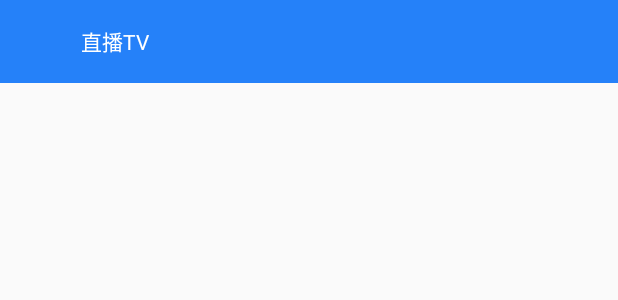
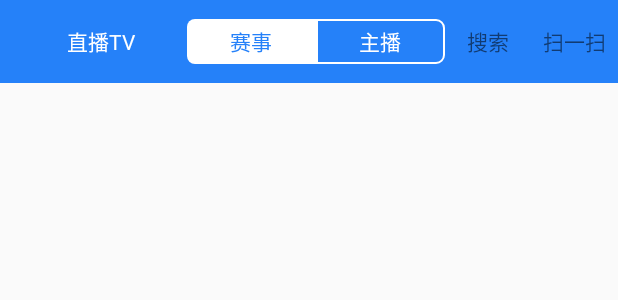
Before and after one commit to Lunck/ZhiBoTV, an Android app: the layout saishi_layout.xml on its own in the app's theme, with its tools: preview values and no code run, on a phone screen of 412 x 824 dp. Shown: the top 300 px of the screen. Run offline under Robolectric (Android 15) with nearby library versions, the phone set to English and light mode, and no system bars.

Commit message:
ludi  saishi

```diff
--- a/app/build.gradle
+++ b/app/build.gradle
@@ -27,6 +27,6 @@ dependencies {
     compile 'com.google.code.gson:gson:2.8.0'
     compile 'com.squareup.picasso:picasso:2.5.2'
     compile 'jp.wasabeef:picasso-transformations:2.1.0'
-    compile 'com.android.support:design:24.1.1'
+    compile 'com.android.support:design:23.4.0'
     compile project(':pullToRefresh')
 }
--- a/app/src/main/AndroidManifest.xml
+++ b/app/src/main/AndroidManifest.xml
@@ -4,6 +4,7 @@
     <uses-permission android:name="android.permission.INTERNET"/>
     <uses-permission android:name="android.permission.WRITE_EXTERNAL_STORAGE"/>
     <application
+        android:name=".MyApp"
         android:allowBackup="true"
         android:icon="@mipmap/ic_launcher"
         android:label="@string/app_name"
--- a/app/src/main/res/layout/saishi_layout.xml
+++ b/app/src/main/res/layout/saishi_layout.xml
@@ -5,23 +5,69 @@
     <LinearLayout
         android:layout_width="match_parent"
         android:layout_height="55dp"
-        android:orientation="horizontal"
-        android:background="#2581f9">
+        android:background="#2581f9"
+        android:orientation="horizontal">
+
         <TextView
             android:layout_width="0dp"
+            android:layout_height="match_parent"
+            android:layout_marginLeft="10dp"
+            android:layout_weight="2"
+            android:gravity="center"
+            android:text="直播TV"
+            android:textColor="#fff" />
+
+        <RadioGroup
+            android:id="@+id/saishi_radiogroup"
+            android:layout_width="0dp"
+            android:layout_height="match_parent"
+            android:layout_weight="3"
+            android:orientation="horizontal"
+            android:gravity="center">
+            <RadioButton
+                android:id="@+id/saishi_btn"
+                android:layout_width="0dp"
+                android:layout_height="30dp"
+                android:layout_weight="1"
+                android:text="赛事"
+                android:background="@drawable/saishi_button_selector"
+                android:textColor="@drawable/saishi_button_background"
+                android:button="@null"
+                android:gravity="center"
+                android:checked="true"
+                />
+
+            <RadioButton
+                android:id="@+id/zhubo_btn"
+                android:layout_width="0dp"
+                android:layout_height="30dp"
+                android:layout_weight="1"
+                android:text="主播"
+                android:button="@null"
+                android:background="@drawable/zhubo_button_selector"
+                android:textColor="@drawable/saishi_button_background"
+                android:gravity="center"/>
+
+        </RadioGroup>
+        <TextView
+            android:id="@+id/saishi_search"
+            android:layout_width="0dp"
+            android:layout_height="match_parent"
             android:layout_weight="1"
+            android:text="搜索"
+            android:gravity="center"/>
+        <TextView
+            android:id="@+id/saishi_saoyisao"
+            android:layout_width="0dp"
             android:layout_height="match_parent"
-            android:text="直播TV"
+            android:layout_weight="1"
+            android:text="扫一扫"
             android:gravity="center"
-            android:layout_marginLeft="10dp"
-            android:textColor="#fff"
             />
-        <RadioGroup
-            android:layout_width="0dp"
-            android:layout_weight="2"
-            android:layout_height="match_parent"
-            android:orientation="horizontal">
-        </RadioGroup>
+    </LinearLayout>
+    <FrameLayout
+        android:id="@+id/saishi_fragment"
+        android:layout_width="match_parent"
+        android:layout_height="match_parent"/>
 
-    </LinearLayout>
 </LinearLayout>
```
Also changed, not shown: app/src/main/java/com/example/phone/zhibotv/MyApp.java (+7 -0 lines), app/src/main/java/com/example/phone/zhibotv/adapters/BaseMultTypeAdapter.java (added, +129 -0 lines), app/src/main/java/com/example/phone/zhibotv/adapters/SaiShiContentAdapter.java (added, +75 -0 lines), app/src/main/java/com/example/phone/zhibotv/fragments/SaishiContentFragment.java (+9 -0 lines), app/src/main/java/com/example/phone/zhibotv/model/SaiShiContenModel.java (+9 -0 lines), app/src/main/res/layout/saishi_one_item.xml (+48 -4 lines), app/src/main/res/layout/saishi_two_item.xml (added, +76 -0 lines).
